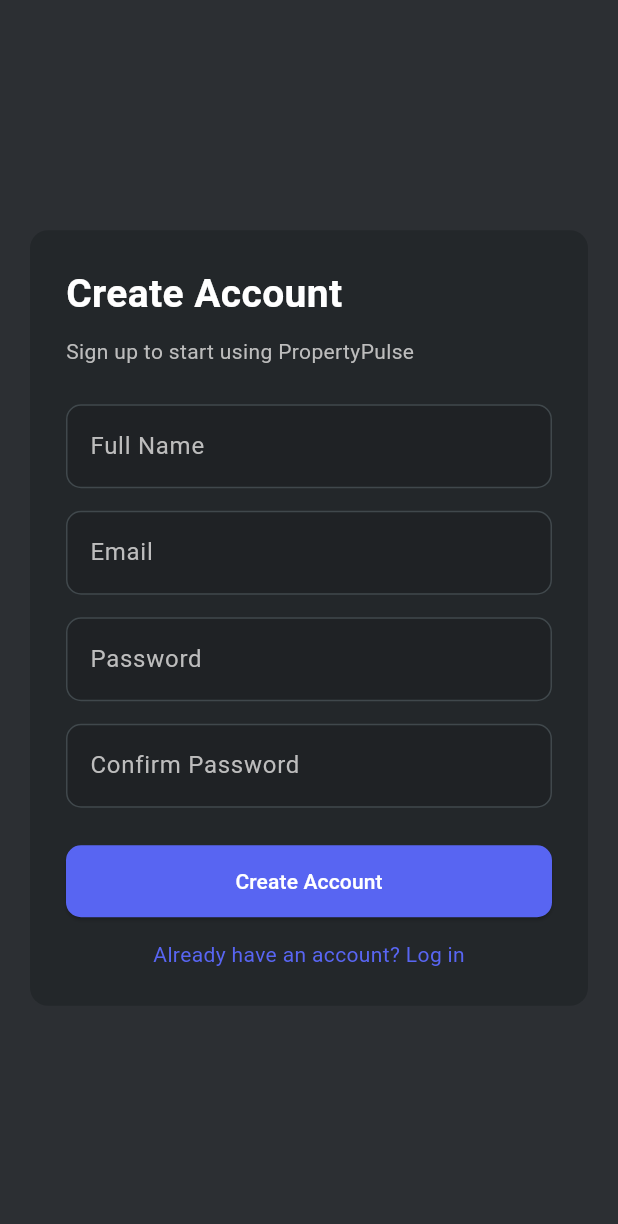
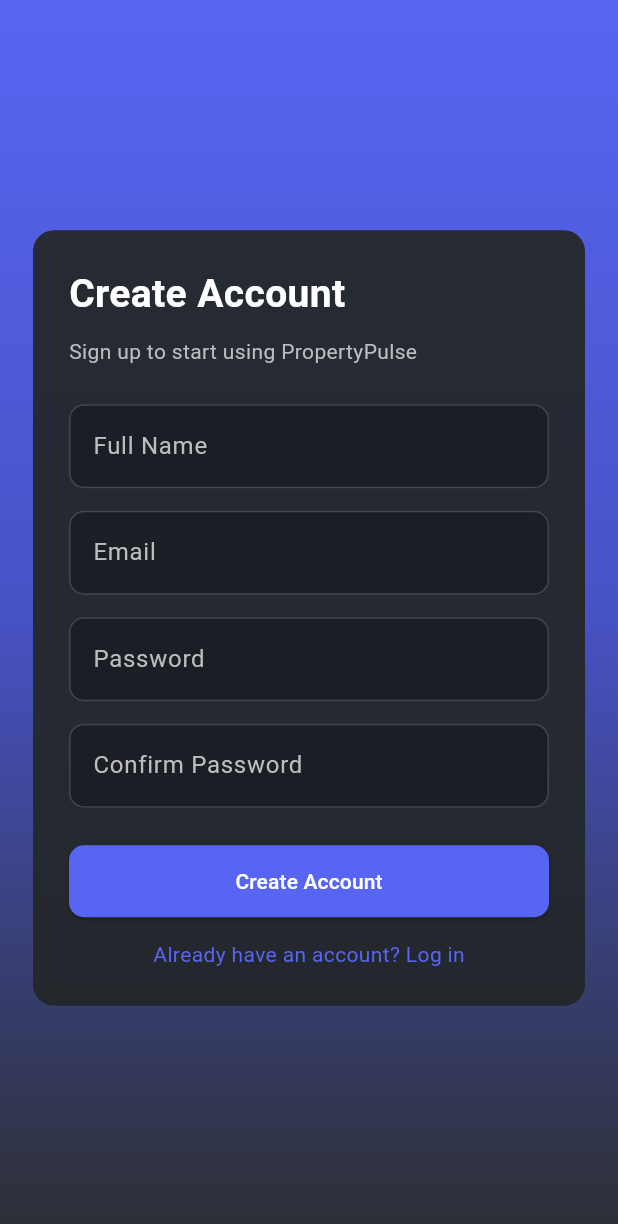
Before and after one commit to kvo110/property_pulse, a Flutter app: the screen it shows after launch, after a tap on "Don't have an account? Sign up", on a phone screen of 412 x 824 dp. Shown: the top 1224 px of the screen. Run offline on Flutter 3.47's test engine with Material 3 defaults, Android fonts, the phone set to English and light mode, and no system bars; our stand-ins replace firebase_auth, firebase_core; accounts and stored records are empty.

Commit message:
Changed the background for the log in and register screen with gradient purple, added extra comments for Edison for better readability and understanding

```diff
--- a/lib/screens/login_screen.dart
+++ b/lib/screens/login_screen.dart
@@ -1,5 +1,8 @@
 // screens/login_screen.dart
-// Discord-styled login screen with dark theme + purple accent colors.
+// Login UI for PropertyPulse.
+// I added extra comments so it's easier for both of us to understand.
+// This screen is ONLY handling UI for now – the actual Firebase login will be connected later
+// once we finish AuthService + AuthProvider.
 
 import 'package:flutter/material.dart';
 import 'register_screen.dart';
@@ -12,23 +15,29 @@ class LoginScreen extends StatefulWidget {
 }
 
 class _LoginScreenState extends State<LoginScreen> {
+  // TextField controllers – these capture whatever the user types in.
   final emailController = TextEditingController();
   final passwordController = TextEditingController();
-  bool isLoading = false;
+
+  bool isLoading = false; // used to show the loading spinner during login
 
   @override
   void dispose() {
+    // Clean up the controllers when leaving the screen.
     emailController.dispose();
     passwordController.dispose();
     super.dispose();
   }
 
+  // TEMP login function – we’re just printing values for now.
+  // Once AuthService is added, this will be replaced with real Firebase login.
   void _handleLogin() async {
     setState(() => isLoading = true);
 
     print("Email: ${emailController.text}");
     print("Password: ${passwordController.text}");
 
+    // Fake loading delay just to make UI feel more real
     await Future.delayed(const Duration(seconds: 1));
 
     setState(() => isLoading = false);
@@ -36,23 +45,34 @@ class _LoginScreenState extends State<LoginScreen> {
 
   @override
   Widget build(BuildContext context) {
-    // Discord-style background color
-    const bgColor = Color(0xFF2C2F33);
+    // Colors used throughout the screen (Discord-style)
     const cardColor = Color(0xFF23272A);
     const accent = Color(0xFF5865F2);
 
     return Scaffold(
-      backgroundColor: bgColor,
-
-      body: Center(
-        child: Container(
-          padding: const EdgeInsets.all(24),
-          margin: const EdgeInsets.symmetric(horizontal: 20),
-          decoration: BoxDecoration(
-            color: cardColor,
-            borderRadius: BorderRadius.circular(12),
+      // Instead of a solid background, this is the purple gradient layer
+      body: Container(
+        decoration: const BoxDecoration(
+          gradient: LinearGradient(
+            // starts bright on top → dark on bottom
+            begin: Alignment.topCenter,
+            end: Alignment.bottomCenter,
+            colors: [Color(0xFF5865F2), Color(0xFF4752C4), Color(0xFF2C2F33)],
+          ),
         ),
 
+        // Centering the login card container
+        child: Center(
+          child: Container(
+            // This is the actual card that holds the fields/buttons
+            padding: const EdgeInsets.all(24),
+            margin: const EdgeInsets.symmetric(horizontal: 22),
+            decoration: BoxDecoration(
+              color: cardColor.withOpacity(0.95),
+              borderRadius: BorderRadius.circular(14),
+            ),
+
+            // The column holds: title → subtitle → fields → button → nav link
             child: Column(
               mainAxisSize: MainAxisSize.min,
               children: [
@@ -65,7 +85,7 @@ class _LoginScreenState extends State<LoginScreen> {
                   ),
                 ),
 
-              const SizedBox(height: 10),
+                const SizedBox(height: 8),
                 Text(
                   "Log in to your PropertyPulse account",
                   style: TextStyle(color: Colors.grey[400]),
@@ -73,42 +93,26 @@ class _LoginScreenState extends State<LoginScreen> {
 
                 const SizedBox(height: 25),
 
-              // Email field
+                // Email Input
                 TextField(
                   controller: emailController,
                   style: const TextStyle(color: Colors.white),
-                decoration: InputDecoration(
-                  filled: true,
-                  fillColor: Colors.black12,
-                  labelText: "Email",
-                  labelStyle: TextStyle(color: Colors.grey[400]),
-                  border: OutlineInputBorder(
-                    borderRadius: BorderRadius.circular(10),
-                  ),
-                ),
+                  decoration: _inputDecoration("Email"),
                 ),
 
                 const SizedBox(height: 15),
 
-              // Password field
+                // Password Input
                 TextField(
                   controller: passwordController,
+                  obscureText: true,
                   style: const TextStyle(color: Colors.white),
-                obscureText: true,
-                decoration: InputDecoration(
-                  filled: true,
-                  fillColor: Colors.black12,
-                  labelText: "Password",
-                  labelStyle: TextStyle(color: Colors.grey[400]),
-                  border: OutlineInputBorder(
-                    borderRadius: BorderRadius.circular(10),
-                  ),
-                ),
+                  decoration: _inputDecoration("Password"),
                 ),
 
                 const SizedBox(height: 25),
 
-              // Login button
+                // Log In Button
                 SizedBox(
                   width: double.infinity,
                   child: ElevatedButton(
@@ -134,8 +138,9 @@ class _LoginScreenState extends State<LoginScreen> {
                   ),
                 ),
 
-              const SizedBox(height: 15),
+                const SizedBox(height: 14),
 
+                // Navigation to the Register page
                 GestureDetector(
                   onTap: () {
                     Navigator.push(
@@ -145,13 +150,28 @@ class _LoginScreenState extends State<LoginScreen> {
                   },
                   child: Text(
                     "Don't have an account? Sign up",
-                  style: TextStyle(color: accent, fontWeight: FontWeight.w500),
+                    style: TextStyle(
+                      color: accent,
+                      fontWeight: FontWeight.w500,
+                    ),
                   ),
                 ),
               ],
             ),
           ),
         ),
+      ),
+    );
+  }
+
+  // Helper function so input fields look consistent and clean
+  InputDecoration _inputDecoration(String label) {
+    return InputDecoration(
+      filled: true,
+      fillColor: Colors.black26,
+      labelText: label,
+      labelStyle: TextStyle(color: Colors.grey[400]),
+      border: OutlineInputBorder(borderRadius: BorderRadius.circular(10)),
     );
   }
 }
--- a/lib/screens/register_screen.dart
+++ b/lib/screens/register_screen.dart
@@ -1,5 +1,7 @@
 // screens/register_screen.dart
-// Discord-styled sign-up screen with dark theme + purple accents.
+// Sign-up screen for new users.
+// Keeping the look consistent with the Discord-style theme used on login_screen.
+// Once we hook this up to FirebaseAuth + Firestore, the inputs here will create new user accounts.
 
 import 'package:flutter/material.dart';
 import 'login_screen.dart';
@@ -12,14 +14,17 @@ class RegisterScreen extends StatefulWidget {
 }
 
 class _RegisterScreenState extends State<RegisterScreen> {
+  // Text controllers used for each field
   final nameController = TextEditingController();
   final emailController = TextEditingController();
   final passwordController = TextEditingController();
   final confirmController = TextEditingController();
-  bool isLoading = false;
+
+  bool isLoading = false; // just like login, used for loading state
 
   @override
   void dispose() {
+    // cleanup
     nameController.dispose();
     emailController.dispose();
     passwordController.dispose();
@@ -27,7 +32,9 @@ class _RegisterScreenState extends State<RegisterScreen> {
     super.dispose();
   }
 
+  // TEMP register function – we’ll replace this with real Firebase register.
   void _handleRegister() async {
+    // Simple check so user doesn't type mismatched passwords
     if (passwordController.text != confirmController.text) {
       ScaffoldMessenger.of(
         context,
@@ -48,21 +55,29 @@ class _RegisterScreenState extends State<RegisterScreen> {
 
   @override
   Widget build(BuildContext context) {
-    const bgColor = Color(0xFF2C2F33);
+    // Consistent color palette
     const cardColor = Color(0xFF23272A);
     const accent = Color(0xFF5865F2);
 
     return Scaffold(
-      backgroundColor: bgColor,
+      body: Container(
+        // Purple gradient background (same as login)
+        decoration: const BoxDecoration(
+          gradient: LinearGradient(
+            begin: Alignment.topCenter,
+            end: Alignment.bottomCenter,
+            colors: [Color(0xFF5865F2), Color(0xFF4752C4), Color(0xFF2C2F33)],
+          ),
+        ),
 
-      body: Center(
+        child: Center(
           child: SingleChildScrollView(
             child: Container(
               padding: const EdgeInsets.all(24),
-            margin: const EdgeInsets.symmetric(horizontal: 20),
+              margin: const EdgeInsets.symmetric(horizontal: 22),
               decoration: BoxDecoration(
-              color: cardColor,
-              borderRadius: BorderRadius.circular(12),
+                color: cardColor.withOpacity(0.95),
+                borderRadius: BorderRadius.circular(14),
               ),
 
               child: Column(
@@ -85,31 +100,24 @@ class _RegisterScreenState extends State<RegisterScreen> {
 
                   const SizedBox(height: 25),
 
-                // Name
-                _buildInputField(nameController, "Full Name"),
-
+                  // Fields
+                  _buildInput(nameController, "Full Name"),
                   const SizedBox(height: 15),
 
-                // Email
-                _buildInputField(emailController, "Email"),
-
+                  _buildInput(emailController, "Email"),
                   const SizedBox(height: 15),
 
-                // Password
-                _buildInputField(passwordController, "Password", obscure: true),
-
+                  _buildInput(passwordController, "Password", obscure: true),
                   const SizedBox(height: 15),
 
-                // Confirm Password
-                _buildInputField(
+                  _buildInput(
                     confirmController,
                     "Confirm Password",
                     obscure: true,
                   ),
-
                   const SizedBox(height: 25),
 
-                // Create Account button
+                  // Create account button
                   SizedBox(
                     width: double.infinity,
                     child: ElevatedButton(
@@ -142,7 +150,9 @@ class _RegisterScreenState extends State<RegisterScreen> {
                       onTap: () {
                         Navigator.pushReplacement(
                           context,
-                        MaterialPageRoute(builder: (_) => const LoginScreen()),
+                          MaterialPageRoute(
+                            builder: (_) => const LoginScreen(),
+                          ),
                         );
                       },
                       child: Text(
@@ -156,10 +166,12 @@ class _RegisterScreenState extends State<RegisterScreen> {
             ),
           ),
         ),
+      ),
     );
   }
 
-  Widget _buildInputField(
+  // Helper function to avoid rewriting the same TextField code 4 times
+  Widget _buildInput(
     TextEditingController controller,
     String label, {
     bool obscure = false,
@@ -170,7 +182,7 @@ class _RegisterScreenState extends State<RegisterScreen> {
       style: const TextStyle(color: Colors.white),
       decoration: InputDecoration(
         filled: true,
-        fillColor: Colors.black12,
+        fillColor: Colors.black26,
         labelText: label,
         labelStyle: TextStyle(color: Colors.grey[400]),
         border: OutlineInputBorder(borderRadius: BorderRadius.circular(10)),
```
Lines whose indentation alone changed are shown as unchanged.
